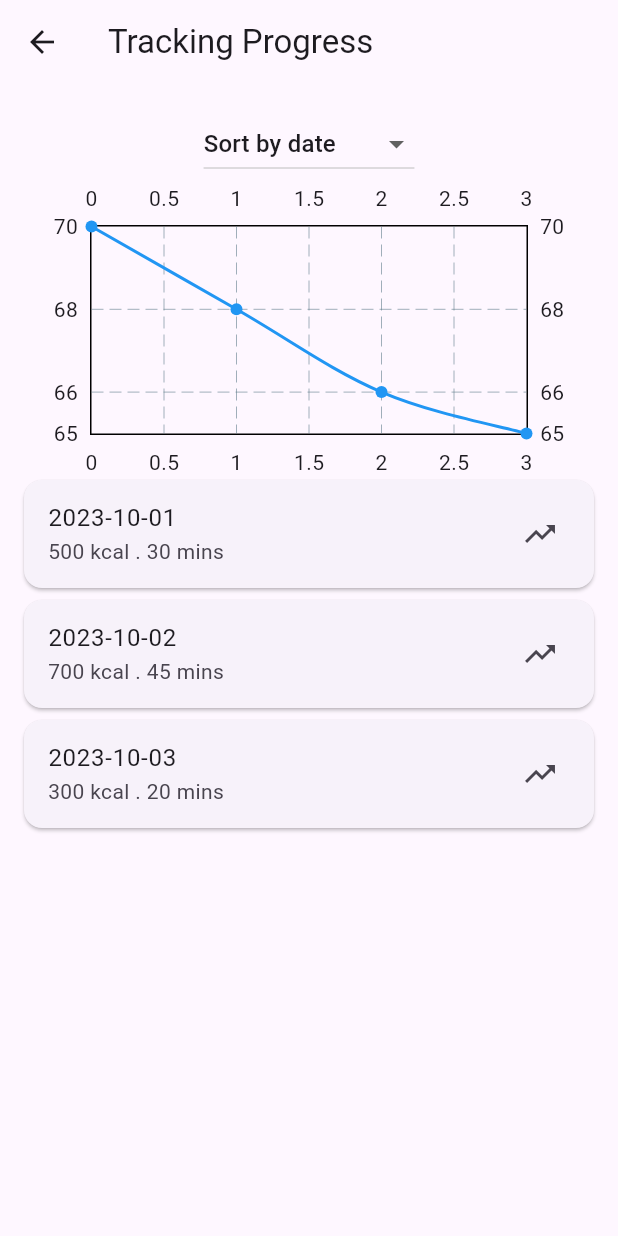
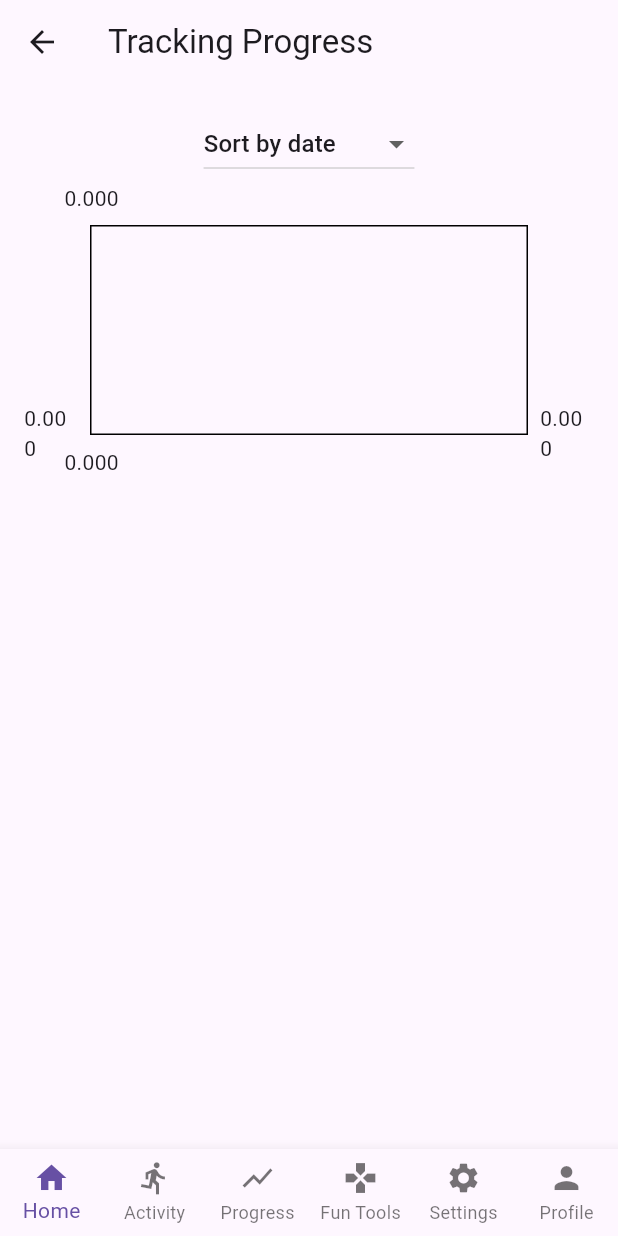
Before and after one commit to keilabe/Mazinga-App, a Flutter app: the ProgressTrackingPage screen opened by its route, on a phone screen of 412 x 824 dp. Run offline on Flutter 3.47's test engine with Material 3 defaults, Android fonts, the phone set to English and light mode, and no system bars; drawn by our look-alikes of fl_chart; our stand-ins replace image_picker, shared_preferences, sqflite; accounts and stored records are empty.

Commit message:
Updated progress_tracking_page file

```diff
--- a/lib/pages/progress_tracking_page.dart
+++ b/lib/pages/progress_tracking_page.dart
@@ -1,7 +1,13 @@
+import 'package:fitness_tracking_app/helpers/database_helper.dart';
+import 'package:fitness_tracking_app/pages/dailyActivityInput_page.dart';
+import 'package:fitness_tracking_app/pages/funTools_page.dart';
+import 'package:fitness_tracking_app/pages/homePage.dart';
+import 'package:fitness_tracking_app/pages/settings_page.dart';
+import 'package:fitness_tracking_app/pages/userProfile_page.dart';
 import 'package:flutter/material.dart';
 import 'package:fl_chart/fl_chart.dart';
 
-class ProgressTrackingPage extends StatefulWidget{
+class ProgressTrackingPage extends StatefulWidget {
   @override
   State<StatefulWidget> createState() {
     return _ProgressTrackingPageState();
@@ -9,20 +15,26 @@ class ProgressTrackingPage extends StatefulWidget{
 }
 
 class _ProgressTrackingPageState extends State<ProgressTrackingPage> {
+  String _selectedSort = "date"; // Default sorting by date
+  int _currentIndex = 0;
+  List<Map<String, dynamic>> _activities = [];
 
-  // ignore: prefer_final_fields
-  String _selectedSort = "date";//Default sorting by date
-  // ignore: prefer_final_fields
-  List<Map<String, dynamic>> _activities = [
-    {"date": "2023-10-01", "calories": 500, "duration":30},
-    {"date": "2023-10-02", "calories": 700, "duration":45},
-    {"date": "2023-10-03", "calories": 300, "duration":20},
-  ];
+  @override
+  void initState() {
+    super.initState();
+    _loadActivities();
+  }
+
+  void _loadActivities() async {
+    final dbHelper = DatabaseHelper();
+    final result = await dbHelper.getActivities();
+    setState(() => _activities = result);
+  }
 
   @override
   Widget build(BuildContext context) {
-    _activities.sort((a,b){
-      if(_selectedSort == "date") {
+    _activities.sort((a, b) {
+      if (_selectedSort == "date") {
         return a["date"].compareTo(b["date"]);
       } else if (_selectedSort == "calories") {
         return b["calories"].compareTo(a["calories"]);
@@ -30,19 +42,17 @@ class _ProgressTrackingPageState extends State<ProgressTrackingPage> {
         return b["duration"].compareTo(a["duration"]);
       }
     });
+
     return Scaffold(
       appBar: AppBar(
-        title: Text(
-          "Tracking Progress"),
+        title: Text("Tracking Progress"),
       ),
       body: Padding(
         padding: EdgeInsets.all(16.0),
-        child: Column(
-          children: [
-          //Sorting Dropdown
+        child: Column(children: [
           DropdownButton<String>(
             value: _selectedSort,
-            items: ["date", "calories", "duration"].map((String value){
+            items: ["date", "calories", "duration"].map((String value) {
               return DropdownMenuItem<String>(
                 value: value,
                 child: Text("Sort by ${value}"),
@@ -53,43 +63,100 @@ class _ProgressTrackingPageState extends State<ProgressTrackingPage> {
           SizedBox(
             height: 200,
             child: LineChart(
-              LineChartData (
+              LineChartData(
                 titlesData: FlTitlesData(show: true),
                 gridData: FlGridData(show: true),
                 borderData: FlBorderData(show: true),
                 lineBarsData: [
                   LineChartBarData(
-                  spots: [
-                    FlSpot(0, 70),
-                    FlSpot(1, 68),
-                    FlSpot(2, 66),
-                    FlSpot(3, 65),
-                  ],
-                  isCurved: true,
-                  color: Colors.blue,
+                    spots: _activities
+                        .asMap()
+                        .entries
+                        .map((entry) => FlSpot(
+                            entry.key.toDouble(),
+                            (entry.value['calories'] ?? 0).toDouble()))
+                        .toList(),
+                    isCurved: true,
+                    color: Colors.blue,
                   ),
                 ],
               ),
             ),
           ),
-          //Activity List
           Expanded(
             child: ListView.builder(
               itemCount: _activities.length,
-              itemBuilder: (context, index){
+              itemBuilder: (context, index) {
                 return Card(
                   margin: EdgeInsets.only(bottom: 8),
                   child: ListTile(
                     title: Text("${_activities[index]["date"]}"),
-                    subtitle: Text("${_activities[index]["calories"]} kcal . ${_activities[index]["duration"]} mins"),
+                    subtitle: Text(
+                        "${_activities[index]["calories"]} kcal . ${_activities[index]["duration"]} mins"),
                     trailing: Icon(Icons.trending_up),
                   ),
                 );
               },
-          ))
-       ] ),
+            ),
+          )
+        ]),
+      ),
+      bottomNavigationBar: BottomNavigationBar(
+        type: BottomNavigationBarType.fixed,
+        currentIndex: _currentIndex,
+        items: [
+          BottomNavigationBarItem(icon: Icon(Icons.home), label: "Home"),
+          BottomNavigationBarItem(icon: Icon(Icons.directions_run), label: "Activity"),
+          BottomNavigationBarItem(icon: Icon(Icons.show_chart), label: "Progress"),
+          BottomNavigationBarItem(icon: Icon(Icons.games), label: "Fun Tools"),
+          BottomNavigationBarItem(icon: Icon(Icons.settings), label: "Settings"),
+          BottomNavigationBarItem(icon: Icon(Icons.person), label: "Profile"),
+        ],
+        onTap: (index) {
+          Widget page = ProgressTrackingPage();
+          setState(() {
+            _currentIndex = index;
+          });
+          switch (index) {
+            case 0:
+              Navigator.pushReplacement(
+                context,
+                MaterialPageRoute(builder: (context) => HomePage()),
+              );
+              break;
+            case 1:
+              Navigator.pushReplacement(
+                context,
+                MaterialPageRoute(builder: (context) => DailyActivityInputPage()),
+              );
+              break;
+            case 2:
+              Navigator.pushReplacement(
+                context,
+                MaterialPageRoute(builder: (context) => ProgressTrackingPage()),
+              );
+              break;
+            case 3:
+              Navigator.pushReplacement(
+                context,
+                MaterialPageRoute(builder: (context) => FunToolsPage()),
+              );
+              break;
+            case 4:
+              Navigator.pushReplacement(
+                context,
+                MaterialPageRoute(builder: (context) => SettingsPage()),
+              );
+              break;
+            case 5:
+              Navigator.pushReplacement(
+                context,
+                MaterialPageRoute(builder: (context) => UserProfilePage()),
+              );
+              break;
+          }
+        },
       ),
     );
   }
-
 }
```
